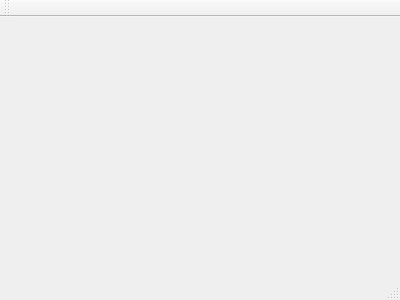
The window that mainwindow.ui (alexander-sorokin/MarlinConfigurator) describes before a commit, drawn with Qt 5.
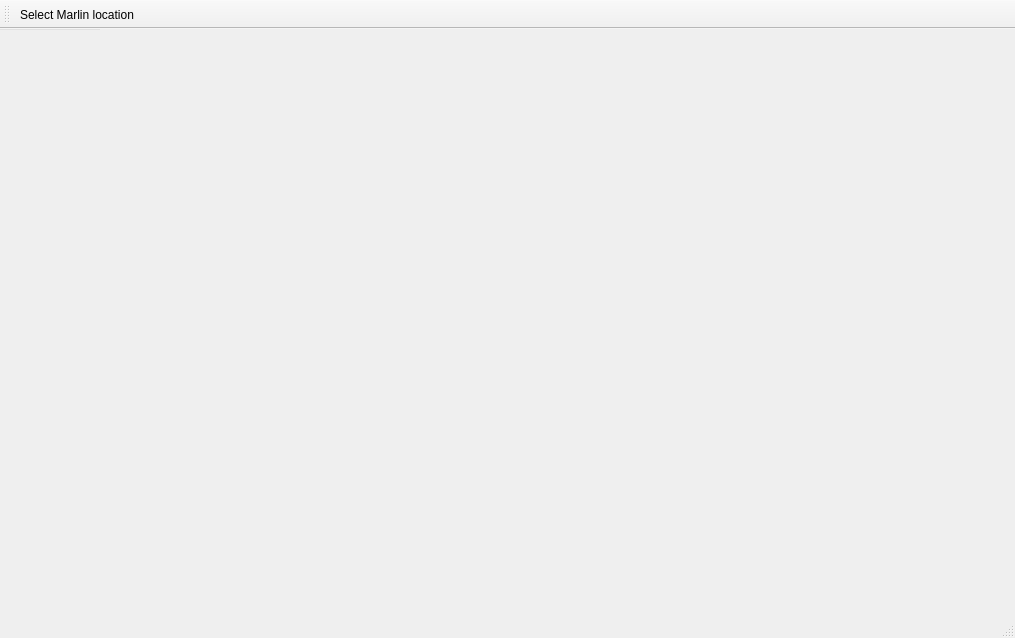
The same window after the commit.

Commit message: Implemented basic loading of configuration.

The edit to the form file:
```diff
--- a/mainwindow.ui
+++ b/mainwindow.ui
@@ -1,24 +1,59 @@
 <ui version="4.0">
  <class>MainWindow</class>
- <widget class="QMainWindow" name="MainWindow" >
-  <property name="geometry" >
+ <widget class="QMainWindow" name="MainWindow">
+  <property name="geometry">
    <rect>
     <x>0</x>
     <y>0</y>
-    <width>400</width>
-    <height>300</height>
+    <width>1015</width>
+    <height>638</height>
    </rect>
   </property>
   <property name="windowTitle" >
    <string>MainWindow</string>
   </property>
-  <widget class="QMenuBar" name="menuBar" />
-  <widget class="QToolBar" name="mainToolBar" />
-  <widget class="QWidget" name="centralWidget" />
-  <widget class="QStatusBar" name="statusBar" />
+  <widget class="QTabWidget" name="tabWidget">
+   <property name="currentIndex">
+    <number>0</number>
+   </property>
+   <widget class="QWidget" name="tab">
+    <attribute name="title">
+     <string>Tab 1</string>
+    </attribute>
+   </widget>
+   <widget class="QWidget" name="tab_2">
+    <attribute name="title">
+     <string>Tab 2</string>
+    </attribute>
+   </widget>
+  </widget>
+  <widget class="QMenuBar" name="menuBar">
+   <property name="geometry">
+    <rect>
+     <x>0</x>
+     <y>0</y>
+     <width>1015</width>
+     <height>22</height>
+    </rect>
+   </property>
+  </widget>
+  <widget class="QToolBar" name="mainToolBar">
+   <attribute name="toolBarArea">
+    <enum>TopToolBarArea</enum>
+   </attribute>
+   <attribute name="toolBarBreak">
+    <bool>false</bool>
+   </attribute>
+   <addaction name="action_select_marlin_location"/>
+  </widget>
+  <widget class="QStatusBar" name="statusBar"/>
+  <action name="action_select_marlin_location">
+   <property name="text">
+    <string>Select Marlin location...</string>
+   </property>
+  </action>
  </widget>
- <layoutDefault spacing="6" margin="11" />
- <pixmapfunction></pixmapfunction>
+ <layoutdefault spacing="6" margin="11"/>
  <resources/>
  <connections/>
 </ui>
```
Left out of the diff: 3 changed lines with no effect on the pictures. The commit also changes 2 other files.
